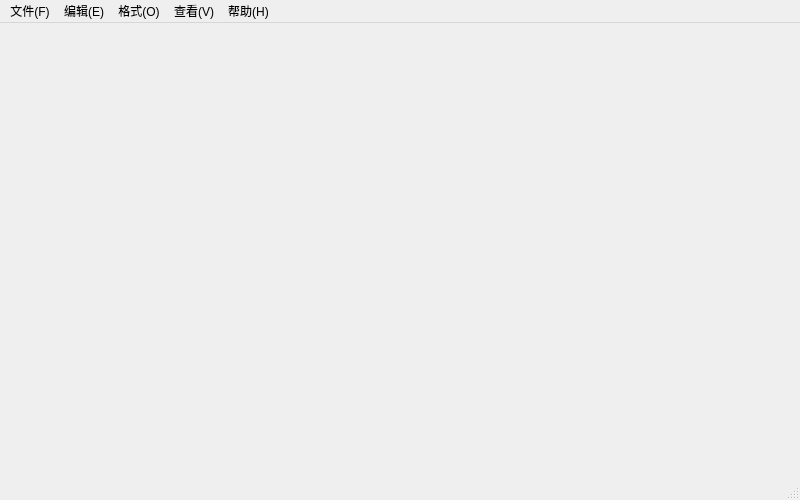
Above: notepad.ui from taoyou1230/my_notepad before the change. Below: the same form after it.
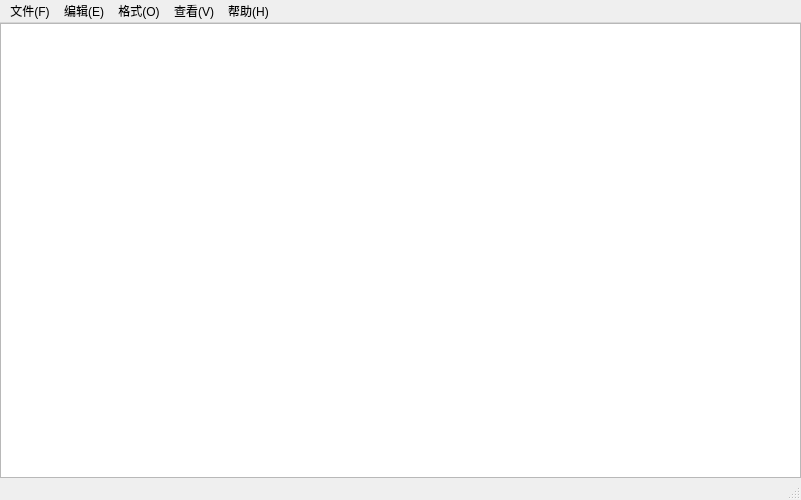
That is the form after the change.

```diff
--- a/notepad.ui
+++ b/notepad.ui
@@ -13,7 +13,35 @@
   <property name="windowTitle">
    <string>记事本</string>
   </property>
-  <widget class="QWidget" name="centralWidget"/>
+  <widget class="QWidget" name="centralWidget">
+   <layout class="QGridLayout" name="gridLayout">
+    <property name="leftMargin">
+     <number>0</number>
+    </property>
+    <property name="topMargin">
+     <number>0</number>
+    </property>
+    <property name="rightMargin">
+     <number>0</number>
+    </property>
+    <property name="bottomMargin">
+     <number>0</number>
+    </property>
+    <property name="horizontalSpacing">
+     <number>7</number>
+    </property>
+    <item row="0" column="0">
+     <widget class="QTextEdit" name="textEdit">
+      <property name="minimumSize">
+       <size>
+        <width>801</width>
+        <height>0</height>
+       </size>
+      </property>
+     </widget>
+    </item>
+   </layout>
+  </widget>
   <widget class="QMenuBar" name="menuBar">
    <property name="geometry">
     <rect>
```
